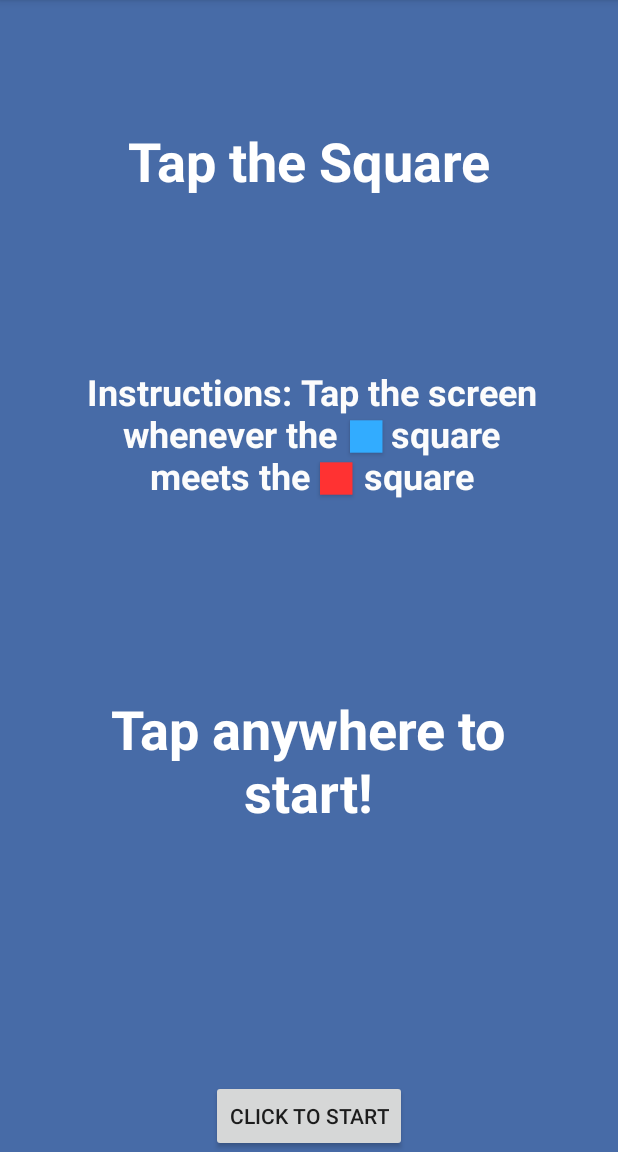
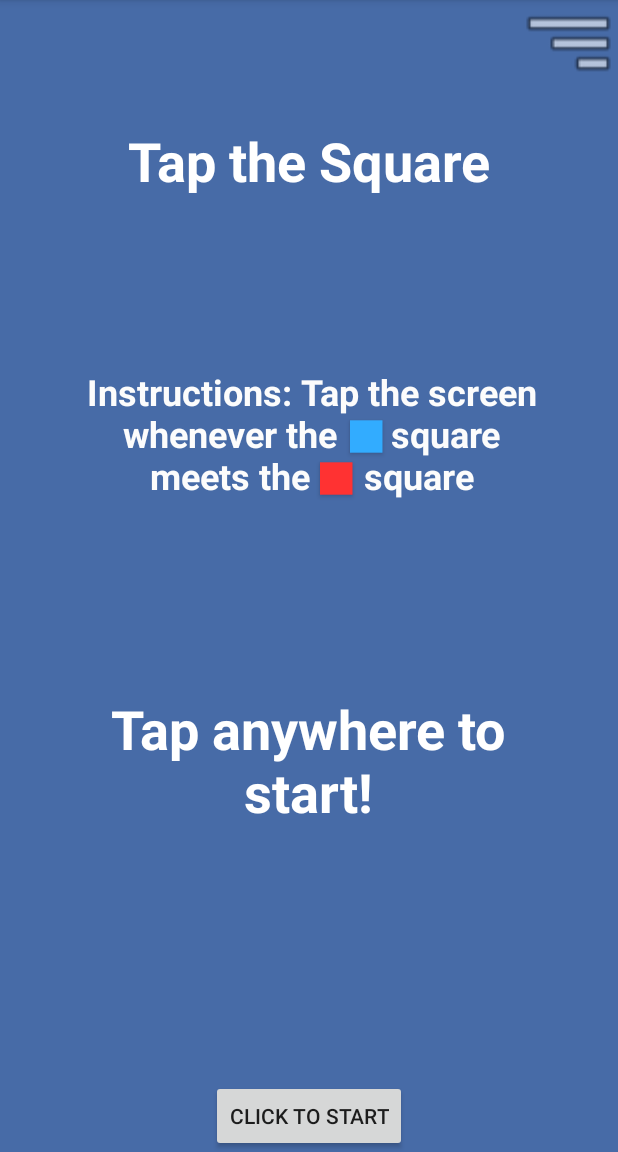
Before and after one commit to vrba8650/488App, an Android app: the screen it shows after launch (MainActivity), on a phone screen of 412 x 824 dp, the part 84-1236 px from its top. Run offline under Robolectric (Android 15) with nearby library versions, the phone set to English and light mode, and no system bars.

Commit message:
added documentation

```diff
--- a/app/src/main/java/com/example/tapsquare/MainActivity.java
+++ b/app/src/main/java/com/example/tapsquare/MainActivity.java
@@ -6,13 +6,17 @@ import android.content.Intent;
 import android.os.Bundle;
 import android.view.View;
 import android.widget.Button;
+import android.widget.ImageButton;
 
 public class MainActivity extends AppCompatActivity {
-private Button button;
+    private Button button;
+    private ImageButton settings;
     @Override
     protected void onCreate(Bundle savedInstanceState) {
         super.onCreate(savedInstanceState);
         setContentView(R.layout.activity_main);
+
+        //play button
         button = (Button) findViewById(R.id.startButton);
         button.setOnClickListener(new View.OnClickListener(){
             @Override
@@ -20,10 +24,26 @@ private Button button;
                 openPlayActivity();
             }
         });
+
+        //settings button
+        settings = (ImageButton) findViewById(R.id.btnSettings);
+        settings.setOnClickListener(new View.OnClickListener(){
+            @Override
+            public void onClick(View v){
+                openSettingsActivity();
+            }
+        });
     }
 
+    //launch play
     public void openPlayActivity(){
         Intent intent = new Intent(this, play_screen.class);
         startActivity(intent);
     }
+
+    //open settings
+    public void openSettingsActivity(){
+        Intent intent = new Intent(this, settings.class);
+        startActivity(intent);
+    }
 }
--- a/app/src/main/java/com/example/tapsquare/fail.java
+++ b/app/src/main/java/com/example/tapsquare/fail.java
@@ -47,18 +47,22 @@ public class fail extends AppCompatActivity {
 
     }
 
+    //restart game with score = 0
+    //reinitalize play state here (play = true)
     public void openPlayActivity(){
         Intent intent = new Intent(this, play_screen.class);
         startActivity(intent);
 
     }
 
+    //launch home screen
     public void openMainActivity(){
         Intent intent = new Intent(this, MainActivity.class);
         startActivity(intent);
 
     }
 
+    //launch settings
     public void openSettingsActivity() {
         Intent intent = new Intent(this, settings.class);
         startActivity(intent);
--- a/app/src/main/java/com/example/tapsquare/play_screen.java
+++ b/app/src/main/java/com/example/tapsquare/play_screen.java
@@ -27,6 +27,7 @@ public class play_screen extends AppCompatActivity {
         });
 
         //fail test
+        //temporary button used to test fail trigger
         fail = (Button) findViewById(R.id.FailButton);
         fail.setOnClickListener(new View.OnClickListener(){
             @Override
@@ -36,11 +37,15 @@ public class play_screen extends AppCompatActivity {
         });
 
     }
+
+    //launch settings
     public void openSettingsActivity(){
         Intent intent = new Intent(this, settings.class);
         startActivity(intent);
     }
 
+    //trigger for failure
+    //this will be changed later on to activate when play == false
     public void openFailActivity(){
         Intent intent = new Intent(this, fail.class);
         startActivity(intent);
--- a/app/src/main/java/com/example/tapsquare/settings.java
+++ b/app/src/main/java/com/example/tapsquare/settings.java
@@ -15,6 +15,8 @@ public class settings extends AppCompatActivity {
     protected void onCreate(Bundle savedInstanceState) {
         super.onCreate(savedInstanceState);
         setContentView(R.layout.activity_settings);
+
+        //return to current game button
         returnButton = (Button) findViewById(R.id.returnButton);
         returnButton.setOnClickListener(new View.OnClickListener(){
             @Override
@@ -23,6 +25,7 @@ public class settings extends AppCompatActivity {
             }
         });
 
+        //return to home screen button
         quit = (Button) findViewById(R.id.quitButton);
         quit.setOnClickListener(new View.OnClickListener(){
             @Override
@@ -32,11 +35,13 @@ public class settings extends AppCompatActivity {
         });
     }
 
+    //return to currently loaded game
     public void openReturnActivity(){
         Intent intent = new Intent(this, play_screen.class);
         startActivity(intent);
     }
 
+    //return to home screen
     public void openMainActivity(){
         Intent intent = new Intent(this, MainActivity.class);
         startActivity(intent);
--- a/app/src/main/res/layout/activity_main.xml
+++ b/app/src/main/res/layout/activity_main.xml
@@ -79,4 +79,15 @@
         android:layout_centerHorizontal="true"
         android:text="Click to Start" />
 
+    <ImageButton
+        android:id="@+id/btnSettings"
+        android:layout_width="59dp"
+        android:layout_height="57dp"
+        android:background="#00FFFFFF"
+        android:rotation="180"
+        android:scaleX="2"
+        android:scaleY="-2"
+        android:translationX="350dp"
+        app:srcCompat="@android:drawable/ic_menu_sort_by_size" />
+
 </RelativeLayout>
```
